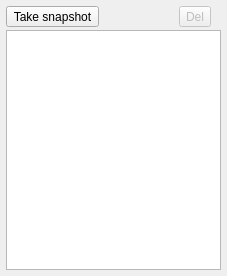
Qt form src/SnapshotManagerWidget.ui (markus-wa/glmixer-mirror) before a commit.
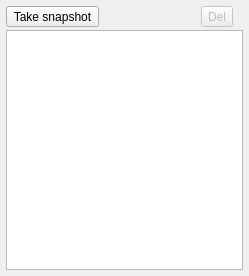
The same form after that commit. Icons and pictures are not drawn.

Commit message: Display of instruction text for Snapshot View. Required to implement (and distribute) the use of dynamic getMode for Views and of improved font metric in viewRenderWidget.

```diff
--- a/src/SnapshotManagerWidget.ui
+++ b/src/SnapshotManagerWidget.ui
@@ -6,7 +6,7 @@
    <rect>
     <x>0</x>
     <y>0</y>
-    <width>227</width>
+    <width>249</width>
     <height>276</height>
    </rect>
   </property>
@@ -30,10 +30,14 @@
     <number>6</number>
    </property>
    <item>
+    <widget class="QWidget" name="controlBox" native="true">
     <layout class="QHBoxLayout" name="horizontalLayout">
      <property name="spacing">
       <number>3</number>
      </property>
+      <property name="margin">
+       <number>0</number>
+      </property>
      <item>
       <widget class="QToolButton" name="addSnapshot">
        <property name="toolTip">
@@ -107,6 +111,7 @@
       </widget>
      </item>
     </layout>
+    </widget>
    </item>
    <item>
     <widget class="QListWidget" name="snapshotsList">
```
Left out of the diff: 11 changed lines with no effect on the pictures. Lines whose indentation alone changed are shown as unchanged. The commit also changes 12 other files.
